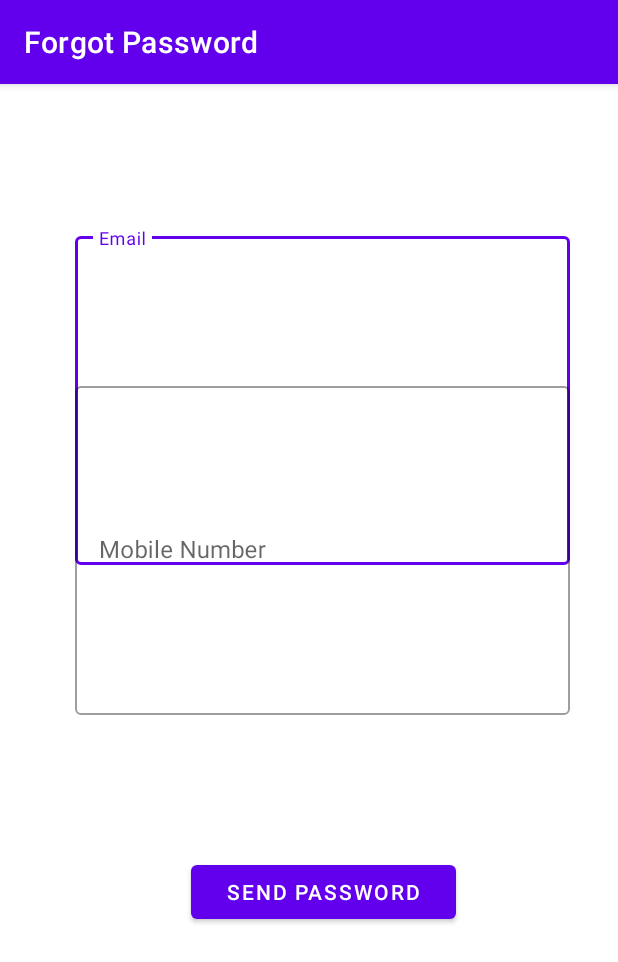
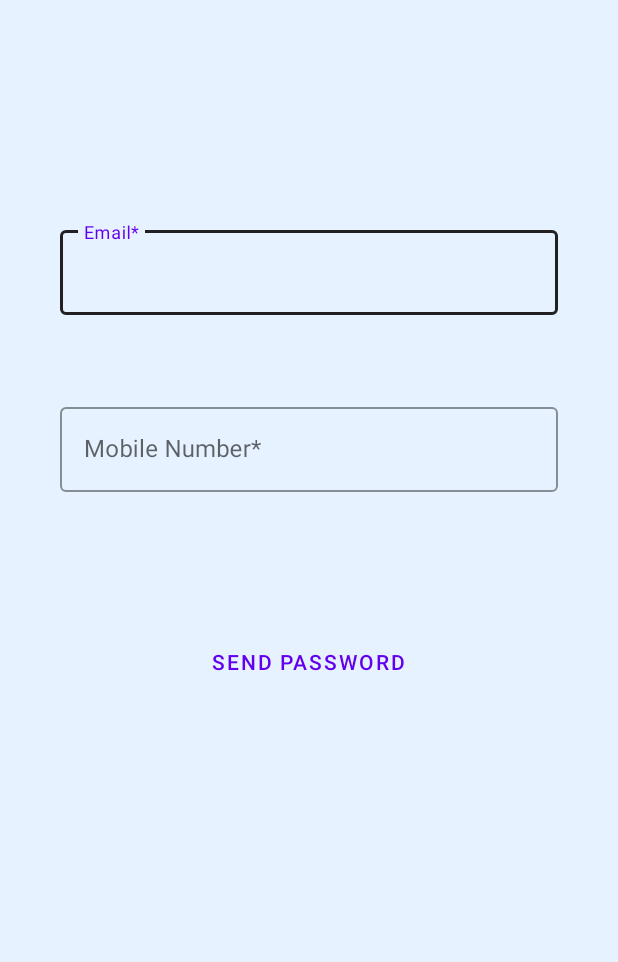
Before and after one commit to CHENNUPATIBALU/FileDrive, an Android app: the ForgotPasswordActivity screen opened directly, with no data from a screen before it, on a phone screen of 412 x 824 dp. Shown: the top 962 px of the screen. Run offline under Robolectric (Android 15) with nearby library versions, the phone set to English and light mode, and no system bars; our stand-ins replace Firebase (no records; nobody signed in at launch, a user with empty details on screens opened directly).

Commit message:
project updated with new features -> Forgot password -> Already have account(SignIn) -> New backgrounds in activities

```diff
--- a/app/src/main/java/com/chennupatibalu/filedrive/DriveFragment.java
+++ b/app/src/main/java/com/chennupatibalu/filedrive/DriveFragment.java
@@ -21,6 +21,7 @@ import android.widget.LinearLayout;
 import android.widget.ListView;
 import android.widget.Toast;
 
+import androidx.activity.OnBackPressedCallback;
 import androidx.core.app.ActivityCompat;
 import androidx.core.content.ContextCompat;
 
@@ -50,7 +51,6 @@ public class DriveFragment extends Fragment {
     public View onCreateView(LayoutInflater inflater, ViewGroup container,
                              Bundle savedInstanceState) {
         View view1 = null;
-
         if(isExternalStorageReadable() && isExternalStorageWritable())
         {
             // Inflate the layout for this fragment
--- a/app/src/main/java/com/chennupatibalu/filedrive/ForgotPasswordActivity.java
+++ b/app/src/main/java/com/chennupatibalu/filedrive/ForgotPasswordActivity.java
@@ -6,6 +6,7 @@ import androidx.appcompat.app.AppCompatActivity;
 import android.content.Intent;
 import android.os.Bundle;
 import android.os.SystemClock;
+import android.text.TextUtils;
 import android.view.View;
 import android.widget.ProgressBar;
 import android.widget.Toast;
@@ -15,6 +16,8 @@ import com.google.android.gms.tasks.Task;
 import com.google.android.material.button.MaterialButton;
 import com.google.android.material.textfield.TextInputLayout;
 import com.google.firebase.auth.FirebaseAuth;
+
+import org.w3c.dom.Text;
 
 public class ForgotPasswordActivity extends AppCompatActivity {
 
@@ -41,7 +44,7 @@ public class ForgotPasswordActivity extends AppCompatActivity {
     @Override
     public void onStart() {
         super.onStart();
-        mAuth.addAuthStateListener(authStateListener);
+        //mAuth.addAuthStateListener(authStateListener);
     }
 
     public void forgotPassword(View view) {
@@ -51,6 +54,12 @@ public class ForgotPasswordActivity extends AppCompatActivity {
         String email = emailET.getEditText().getText().toString();
         String phone = phoneET.getEditText().getText().toString();
 
+        if(TextUtils.isEmpty(email) || TextUtils.isEmpty(phone))
+        {
+            Toast.makeText(this, "Fields are empty", Toast.LENGTH_SHORT).show();
+        }
+        else
+        {
             mAuth.sendPasswordResetEmail(email).addOnCompleteListener(new OnCompleteListener<Void>() {
                 @Override
                 public void onComplete(@NonNull Task<Void> task) {
@@ -71,6 +80,7 @@ public class ForgotPasswordActivity extends AppCompatActivity {
                 }
             });
         }
+    }
 
     @Override
     public void onBackPressed() {
--- a/app/src/main/java/com/chennupatibalu/filedrive/LoginActivity.java
+++ b/app/src/main/java/com/chennupatibalu/filedrive/LoginActivity.java
@@ -80,6 +80,7 @@ public class LoginActivity extends AppCompatActivity {
             mAuth.signInWithEmailAndPassword(email,password).addOnCompleteListener(task -> {
                 if(!task.isSuccessful())
                 {
+                    pb.setVisibility(View.INVISIBLE);
                     Toast.makeText(getApplicationContext(),"Sign in failed",Toast.LENGTH_LONG).show();
                 }
                 else
--- a/app/src/main/java/com/chennupatibalu/filedrive/MainActivity.java
+++ b/app/src/main/java/com/chennupatibalu/filedrive/MainActivity.java
@@ -9,6 +9,7 @@ import android.content.pm.PackageManager;
 import android.os.Build;
 import android.os.Bundle;
 import android.os.Handler;
+import android.os.SystemClock;
 import android.view.Menu;
 import android.view.MenuItem;
 import android.widget.Toast;
@@ -36,7 +37,6 @@ public class MainActivity extends AppCompatActivity {
         tabs.setupWithViewPager(viewPager);
 
         loadFragment(new DriveFragment());
-
             tabs.addOnTabSelectedListener(new TabLayout.OnTabSelectedListener() {
                 @Override
                 public void onTabSelected(TabLayout.Tab tab) {
--- a/app/src/main/res/layout/activity_forgot_password.xml
+++ b/app/src/main/res/layout/activity_forgot_password.xml
@@ -4,18 +4,18 @@
     xmlns:tools="http://schemas.android.com/tools"
     android:layout_width="match_parent"
     android:layout_height="match_parent"
-    tools:context=".ForgotPasswordActivity">
-
-    <RelativeLayout
-        android:layout_width="match_parent"
-        android:layout_height="match_parent"
     app:layout_constraintBottom_toBottomOf="parent"
     app:layout_constraintEnd_toEndOf="parent"
+    app:layout_constraintHorizontal_bias="0.0"
     app:layout_constraintStart_toStartOf="parent"
-        app:layout_constraintTop_toTopOf="parent">
+    app:layout_constraintTop_toTopOf="parent"
+    app:layout_constraintVertical_bias="0.0"
+    android:background="@color/light_blue"
+    tools:context=".ForgotPasswordActivity">
 
         <com.google.android.material.textfield.TextInputLayout
             android:id="@+id/forgotEmailET"
+            style="@style/Widget.MaterialComponents.TextInputLayout.OutlinedBox"
             android:layout_width="match_parent"
             android:layout_height="wrap_content"
             android:layout_alignParentStart="true"
@@ -24,22 +24,27 @@
             android:layout_alignParentEnd="true"
             android:layout_alignParentRight="true"
             android:layout_alignParentBottom="true"
-            android:layout_marginStart="50dp"
-            android:layout_marginLeft="50dp"
-            android:layout_marginTop="96dp"
-            android:layout_marginEnd="32dp"
+            android:layout_marginStart="40dp"
+            android:layout_marginLeft="40dp"
             android:layout_marginRight="40dp"
-            android:layout_marginBottom="447dp"
-            style="@style/Widget.MaterialComponents.TextInputLayout.OutlinedBox">
+            android:layout_marginEnd="40dp"
+            app:boxStrokeColor="#222020"
+            app:layout_constraintBottom_toBottomOf="parent"
+            app:layout_constraintEnd_toEndOf="parent"
+            app:layout_constraintHorizontal_bias="0.0"
+            app:layout_constraintStart_toStartOf="parent"
+            app:layout_constraintTop_toTopOf="parent"
+            app:layout_constraintVertical_bias="0.194">
 
             <com.google.android.material.textfield.TextInputEditText
                 android:layout_width="match_parent"
                 android:layout_height="match_parent"
-                android:hint="Email"/>
+                android:hint="@string/prompt_email" />
         </com.google.android.material.textfield.TextInputLayout>
 
         <com.google.android.material.textfield.TextInputLayout
             android:id="@+id/forgotPhoneET"
+            style="@style/Widget.MaterialComponents.TextInputLayout.OutlinedBox"
             android:layout_width="match_parent"
             android:layout_height="wrap_content"
             android:layout_alignParentStart="true"
@@ -48,22 +53,51 @@
             android:layout_alignParentEnd="true"
             android:layout_alignParentRight="true"
             android:layout_alignParentBottom="true"
-            android:layout_marginStart="50dp"
-            android:layout_marginLeft="50dp"
-            android:layout_marginTop="196dp"
-            android:layout_marginEnd="32dp"
+            android:layout_marginStart="40dp"
+            android:layout_marginLeft="40dp"
             android:layout_marginRight="40dp"
-            android:layout_marginBottom="347dp"
-            style="@style/Widget.MaterialComponents.TextInputLayout.OutlinedBox">
+            android:layout_marginEnd="40dp"
+            app:boxStrokeColor="#222020"
+            app:layout_constraintBottom_toBottomOf="parent"
+            app:layout_constraintEnd_toEndOf="parent"
+            app:layout_constraintStart_toStartOf="parent"
+            app:layout_constraintTop_toBottomOf="@+id/forgotEmailET"
+            app:layout_constraintVertical_bias="0.102">
 
             <com.google.android.material.textfield.TextInputEditText
                 android:layout_width="match_parent"
                 android:layout_height="match_parent"
-                android:hint="Mobile Number"/>
+                android:hint="@string/mobile_number" />
         </com.google.android.material.textfield.TextInputLayout>
 
     <com.google.android.material.button.MaterialButton
         android:id="@+id/forgotPasswordButton"
+        style="@style/Widget.MaterialComponents.Button.OutlinedButton"
+        android:layout_width="wrap_content"
+        android:layout_height="wrap_content"
+        android:layout_alignParentStart="true"
+        android:layout_alignParentLeft="true"
+        android:layout_alignParentEnd="true"
+        android:layout_alignParentRight="true"
+        android:layout_alignParentBottom="true"
+        android:layout_marginStart="120dp"
+        android:layout_marginLeft="120dp"
+        android:layout_marginTop="18dp"
+        android:layout_marginEnd="120dp"
+        android:layout_marginRight="120dp"
+        android:background="@color/cardview_light_background"
+        android:onClick="forgotPassword"
+        android:text="@string/send_password"
+        app:layout_constraintBottom_toBottomOf="parent"
+        app:layout_constraintEnd_toEndOf="parent"
+        app:layout_constraintHorizontal_bias="0.454"
+        app:layout_constraintStart_toStartOf="parent"
+        app:layout_constraintTop_toBottomOf="@+id/forgotPasswordProgressBar"
+        app:layout_constraintVertical_bias="0.048" />
+
+    <ProgressBar
+        android:id="@+id/forgotPasswordProgressBar"
+        style="@style/Widget.AppCompat.ProgressBar.Horizontal"
         android:layout_width="match_parent"
         android:layout_height="wrap_content"
         android:layout_alignParentStart="true"
@@ -71,27 +105,19 @@
         android:layout_alignParentEnd="true"
         android:layout_alignParentRight="true"
         android:layout_alignParentBottom="true"
-            android:layout_marginStart="127dp"
-            android:layout_marginLeft="127dp"
-            android:layout_marginEnd="108dp"
-            android:layout_marginRight="108dp"
-            android:layout_marginBottom="205dp"
-            android:onClick="forgotPassword"
-            android:text="Send Password" />
-
-        <ProgressBar
-            android:layout_width="match_parent"
-            android:layout_height="wrap_content"
-            android:id="@+id/forgotPasswordProgressBar"
-            android:layout_marginTop="170dp"
-            android:layout_marginBottom="270dp"
-            android:layout_alignParentStart="true"
-            android:layout_alignParentLeft="true"
-            android:layout_alignParentEnd="true"
-            android:layout_alignParentRight="true"
-            android:layout_alignParentBottom="true"
-            android:visibility="invisible"/>
-
-    </RelativeLayout>
+        android:layout_marginStart="40dp"
+        android:layout_marginLeft="40dp"
+        android:layout_marginTop="20dp"
+        android:layout_marginEnd="40dp"
+        android:layout_marginRight="40dp"
+        android:layout_marginBottom="50dp"
+        android:indeterminate="true"
+        android:visibility="invisible"
+        app:layout_constraintBottom_toBottomOf="parent"
+        app:layout_constraintEnd_toEndOf="parent"
+        app:layout_constraintHorizontal_bias="0.0"
+        app:layout_constraintStart_toStartOf="parent"
+        app:layout_constraintTop_toBottomOf="@+id/forgotPhoneET"
+        app:layout_constraintVertical_bias="0.043" />
 
 </androidx.constraintlayout.widget.ConstraintLayout>
--- a/app/src/main/res/values/colors.xml
+++ b/app/src/main/res/values/colors.xml
@@ -11,4 +11,6 @@
     <color name="blue_pink">#b366ff</color>
     <color name="blue_80">#99ccff</color>
     <color name="progressColor">#1234EF</color>
+    <color name="login_text_color">#CA09EC</color>
+    <color name="forgot_password_bg">#FFDAB9</color>
 </resources>
--- a/app/src/main/res/values/strings.xml
+++ b/app/src/main/res/values/strings.xml
@@ -34,4 +34,6 @@
     <string name="new_folder">New Folder</string>
     <string name="about">About</string>
     <string name="forgot_password">Forgot Password?</string>
+    <string name="send_password">Send Password</string>
+    <string name="already_have_an_account_sign_in">Already have an account? Sign In</string>
 </resources>
```
Also changed, not shown: app/src/main/AndroidManifest.xml (+9 -3 lines), app/src/main/java/com/chennupatibalu/filedrive/SignUpActivity.java (+8 -1 lines), app/src/main/res/layout/activity_login.xml (+15 -15 lines), app/src/main/res/layout/activity_sign_up.xml (+34 -13 lines), app/src/main/res/drawable/login_background.png (added), app/src/main/res/mipmap-xhdpi/login_background.png (deleted). Lines whose indentation alone changed are shown as unchanged.
